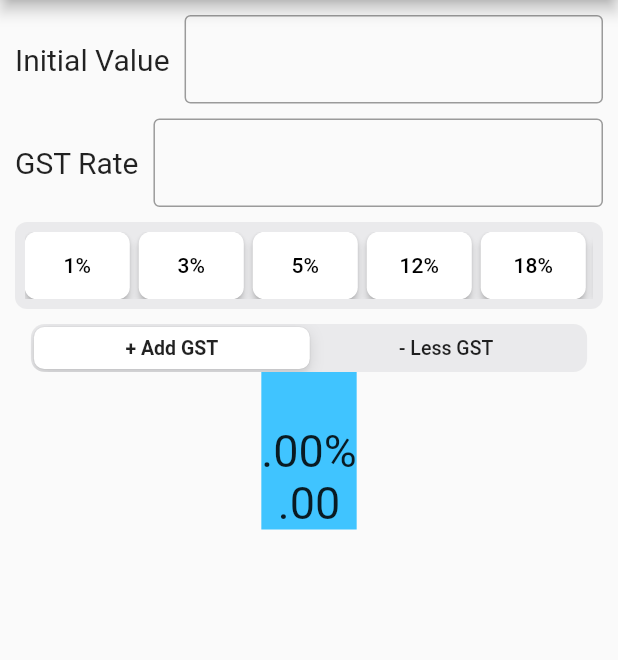
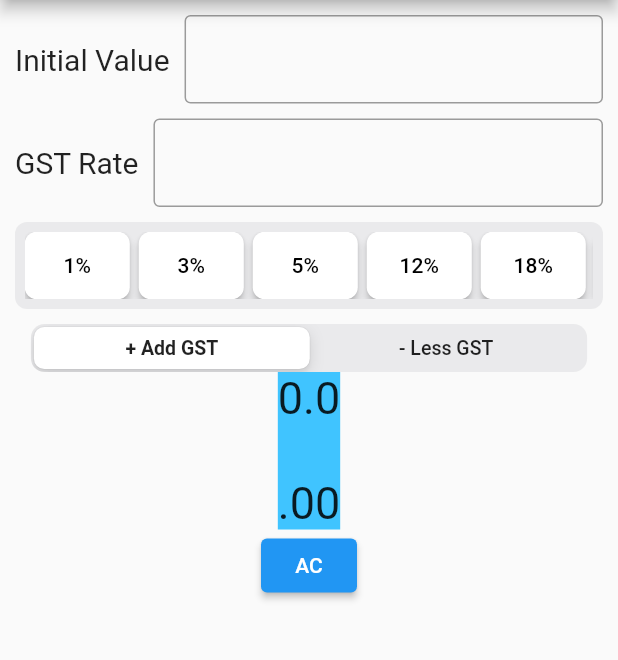
Before and after one commit to a-k-14/gst_now, a Flutter app: the screen it shows after launch, on a phone screen of 412 x 824 dp, the part 84-744 px from its top. Run offline on Flutter 3.47's test engine with Material 2 defaults, Android fonts, the phone set to English and light mode, and no system bars.

Commit message:
Updates before changing initial value to TEC from onChange

```diff
--- /dev/null
+++ b/lib/calculator_brain.dart
@@ -0,0 +1,47 @@
+import 'package:flutter/material.dart';
+import 'package:intl/intl.dart';
+
+/*
+* To get the initial value as and gst rate as
+* To return '' if initial value is empty, else return formatted initial value
+* To return '' if gst rate is empty, else return formatted gst rate
+* To return result if initial value & gst rate are not empty, else return 0
+*/
+
+class GSTCalculatorBrain {
+  final double initialValue;
+  final TextEditingController gstRate;
+
+  GSTCalculatorBrain({this.initialValue, this.gstRate});
+
+  // To ensure commas
+  // var f = NumberFormat.currency(decimalDigits: 2, name: '', locale: 'en_IN');
+  var f = NumberFormat('#,##,###.00', 'en_IN');
+
+  // To return the formatted initial value
+  String formatInitialValue() {
+    print('From CB, IV= $initialValue');
+    // We set starting value of initial value variable as 0
+    // So to check if it is empty, we have to replace the first 0
+    // TODO: Is this optimal way to verify if empty
+    bool isInitialValueEmpty =
+        initialValue.toStringAsFixed(0).replaceFirst('0', '').isEmpty;
+    // return isInitialValueEmpty ? '' : f.format(initialValue);
+
+    return initialValue.toString();
+  }
+
+  String formatGSTRate() {
+    print('From CB, GST Rate= ${gstRate.text}');
+    bool isGSTRateEmpty = gstRate.text.isEmpty;
+    // format takes only double as input
+    return isGSTRateEmpty ? '' : f.format(double.parse(gstRate.text)) + '%';
+  }
+
+  String result() {
+    var result =
+        gstRate.text.isEmpty ? 0 : initialValue * double.parse(gstRate.text);
+
+    return f.format(result);
+  }
+}
--- a/lib/main.dart
+++ b/lib/main.dart
@@ -1,7 +1,8 @@
 import 'package:flutter/cupertino.dart';
 import 'package:flutter/material.dart';
 import 'package:flutter/services.dart';
-import 'package:intl/intl.dart';
+import 'calculator_brain.dart';
+import 'constants.dart';
 
 /*
 NOTE:
@@ -18,50 +19,74 @@
 
 class MyApp extends StatelessWidget {
   // This widget is the root of application.
+
+  final String title = 'GST Calc';
+
   @override
   Widget build(BuildContext context) {
     return MaterialApp(
-      title: 'GST Calc',
+      title: title,
       theme: ThemeData(
         // This is the theme of application.
         primarySwatch: Colors.blue,
       ),
-      home: GSTHomePage(title: 'GST Calc'),
+      // home: Test(),
+      home: Home(title: title),
     );
   }
 }
 
-class GSTHomePage extends StatefulWidget {
-  // This widget is the home page of application.
+class Home extends StatelessWidget {
+  final String title; // To be used in App Bar
 
-  // This class is the configuration for the state. It holds the values (in this
-  // case the title) provided by the parent (in this case the MyApp widget) and
-  // used by the build method of the State.
-  // Fields in a Widget subclass are always marked "final".
-
-  // Title on App Bar
-  final String title;
-
-  GSTHomePage({this.title});
+  const Home({Key key, this.title});
 
   @override
-  _GSTHomePageState createState() => _GSTHomePageState();
+  Widget build(BuildContext context) {
+    return GestureDetector(
+      // To enable tap anywhere to dismiss keyboard
+      // If we wrap this around body of Scaffold, it does not dismiss keyboard when we tap on some places
+      onTap: () {
+        FocusScope.of(context).unfocus();
+      },
+      child: Scaffold(
+        appBar: AppBar(
+          title: Text(title),
+        ),
+        body: GSTCalculatorPage(),
+      ),
+    );
+  }
 }
 
-class _GSTHomePageState extends State<GSTHomePage> {
+class GSTCalculatorPage extends StatefulWidget {
+  @override
+  _GSTCalculatorPageState createState() => _GSTCalculatorPageState();
+}
+
+class _GSTCalculatorPageState extends State<GSTCalculatorPage> {
   double padding = 10; // Overall padding and padding in between the widgets
   double textSize = 20;
   double borderRadius = 8;
 
+  String regexpValue = r'(^(\d{1,})\.?(\d{0,2}))';
+
+  static double initialValue = 0;
+  // We use TEC instead of onChange as it's the way to clear the TF by click of a button
   // To set the value in GST Rate text field on click of GST Rate Button
-  TextEditingController gstRateController = TextEditingController();
+  static TextEditingController gstRateController = TextEditingController();
 
-  double initialValue = 0;
   // To store the GST rate for calculations
   // double gstRate = 0;
 
+  GSTCalculatorBrain _gstCalculatorBrain = GSTCalculatorBrain(
+    initialValue: initialValue,
+    gstRate: gstRateController,
+  );
+
   @override
   void initState() {
+    print('init called');
     // This is used to make sure the controller works like onChanged method of TextField
     gstRateController.addListener(() {
       setState(() {});
@@ -104,19 +129,7 @@
   @override
   // This method is rerun every time setState is called
   Widget build(BuildContext context) {
-    return GestureDetector(
-      // To enable tap anywhere to dismiss keyboard
-      // If we wrap this around body of Scaffold, it does not dismiss keyboard when we tap on some places
-      onTap: () {
-        FocusScope.of(context).unfocus();
-      },
-      child: Scaffold(
-        appBar: AppBar(
-          // Here we take the value from the GSTHomePage object that was created by
-          // the App build method, and use it to set our appbar title.
-          title: Text(widget.title),
-        ),
-        body: SingleChildScrollView(
+    return SingleChildScrollView(
       // SCS is added to avoid overflow error when keyboard is shown
       child: Padding(
         padding: EdgeInsets.all(padding),
@@ -143,7 +156,7 @@
                       // To allow decimal point only once and up to 2 decimal places
                       // To deny space
                       FilteringTextInputFormatter.allow(
-                            RegExp(r'(^\d*\.?(\d{0,2}))'),
+                        RegExp(regexpValue),
                       ),
                       // To limit the number of digits
                       // We can use 'maxLength' & 'counterText' alternatively
@@ -151,18 +164,16 @@
                     ],
                     onChanged: (value) {
                       setState(() {
-                            print(initialValue
-                                .toStringAsFixed(0)
-                                .replaceFirst('0', '')
-                                .isEmpty);
-                            print(initialValue
-                                .toStringAsFixed(0)
-                                .replaceFirst('0', ''));
                         if (value.isNotEmpty) {
                           initialValue = double.parse(value);
                         } else if (value.isEmpty) {
                           initialValue = 0;
                         }
+                        print(initialValue
+                            .toStringAsFixed(0)
+                            .replaceFirst('0', '')
+                            .isEmpty);
+                        print(initialValue.toString());
                       });
                     },
                     decoration: InputDecoration(
@@ -195,7 +206,7 @@
                             // To allow decimal point only once and up to 2 decimal places
                             // To deny space
                             FilteringTextInputFormatter.allow(
-                                  RegExp(r'(^\d*\.?(\d{0,2}))'),
+                              RegExp(regexpValue),
                             ),
                             // To limit the number of digits
                             LengthLimitingTextInputFormatter(9),
@@ -258,45 +269,32 @@
             SizedBox(height: 10),
             GSTOperatorTab(),
             gstSummary(),
+            ElevatedButton(
+                onPressed: () {
+                  setState(() {
+                    initialValue = 0;
+                    gstRateController.clear();
+                  });
+                },
+                child: Text('AC')),
           ],
-            ),
-          ),
         ),
       ),
     );
   }
 
   Widget gstSummary() {
-    // This check is to avoid 'Invalid Double' error when the filed is empty
-    double rateDouble = gstRateController.text.isEmpty
-        ? 0
-        : double.parse(gstRateController.text);
-    double result = initialValue * rateDouble;
-
-    // Is this optimal
-    bool b = initialValue.toStringAsFixed(0).replaceFirst('0', '').isEmpty;
-
-    // To ensure commas
-    // var f = NumberFormat.currency(decimalDigits: 2, name: '', locale: 'en_IN');
-    var f = NumberFormat('#,##,###.00', 'en_IN');
+    String fInitialValue = _gstCalculatorBrain.formatInitialValue();
+    String fGSTRate = _gstCalculatorBrain.formatGSTRate();
+    String result = _gstCalculatorBrain.result();
 
     return Container(
       color: Colors.lightBlueAccent,
       child: Column(
         children: [
-          Text(
-            b ? '' : f.format(initialValue),
-            style: TextStyle(fontSize: 30),
-          ),
-          // This is to make sure rate is displayed with decimals
-          Text(
-            f.format(rateDouble) + '%',
-            style: TextStyle(fontSize: 30),
-          ),
-          Text(
-            f.format(result),
-            style: TextStyle(fontSize: 30),
-          ),
+          Text(fInitialValue, style: TextStyle(fontSize: 30)),
+          Text(fGSTRate, style: TextStyle(fontSize: 30)),
+          Text(result, style: TextStyle(fontSize: 30)),
         ],
       ),
     );
```
Also changed, not shown: lib/constants.dart (added, +95 -0 lines). Lines whose indentation alone changed are shown as unchanged.
